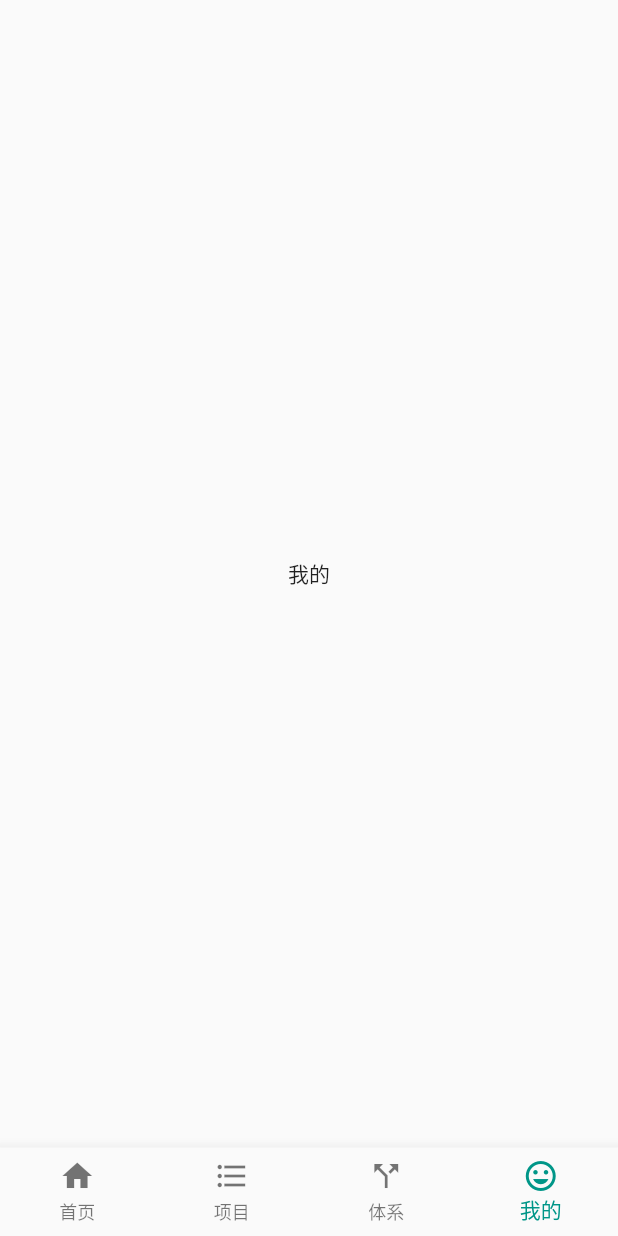
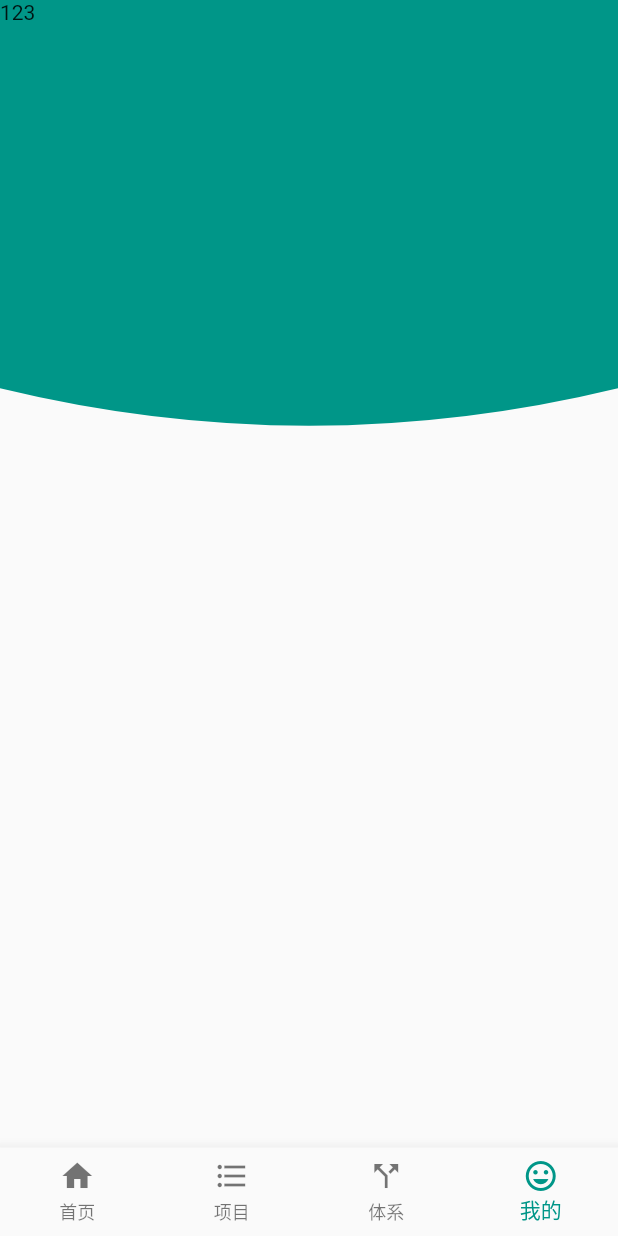
Before and after one commit to huajian123/bceet, a Flutter app: the screen it shows after launch, item 4 of the bottom bar chosen, on a phone screen of 412 x 824 dp. Run offline on Flutter 3.47's test engine with Material 2 defaults, Android fonts, the phone set to English and light mode, and no system bars; our stand-ins replace fluro, flutter_screenutil, flutter_swiper; statements that could not run were skipped.

Commit message:
添加我的页面塞贝尔曲线

```diff
--- a/lib/pages/user_page/user_page.dart
+++ b/lib/pages/user_page/user_page.dart
@@ -1,12 +1,47 @@
 import 'package:flutter/material.dart';
+import 'package:flutter_screenutil/flutter_screenutil.dart';
 
 class UserPage extends StatelessWidget {
   @override
   Widget build(BuildContext context) {
     return Scaffold(
-      body: Center(
-        child: Text('我的'),
-      ),
-    );
+        body: ClipPath(
+          // 绘制塞贝二曲线
+            clipper: BottomClipper(),
+            // 对最小宽度进行限制，限制为宽度为100%
+            child: ConstrainedBox(
+              constraints: BoxConstraints(
+                minWidth: double.infinity
+              ),
+              child: Container(
+                height: ScreenUtil().setHeight(500.0),
+                decoration: BoxDecoration(
+                  color: Theme.of(context).primaryColor,
+                ),
+                child: Text('123'),
+              ),
+            )));
   }
 }
+
+// 贝塞尔曲线绘制
+class BottomClipper extends CustomClipper<Path> {
+  @override
+  getClip(Size size) {
+    var path = Path();
+    path.lineTo(0, 0); // 第一个点
+    path.lineTo(0, size.height - 50); //第二个点
+
+    var p1 = Offset(size.width / 2, size.height);
+    var p2 = Offset(size.width, size.height - 50);
+    path.quadraticBezierTo(p1.dx, p1.dy, p2.dx, p2.dy);
+    path.lineTo(size.width, size.height - 50);
+    path.lineTo(size.width, 0);
+    return path;
+  }
+
+  @override
+  bool shouldReclip(CustomClipper oldClipper) {
+    return false;
+  }
+}
--- a/lib/provide/current_page_index.dart
+++ b/lib/provide/current_page_index.dart
@@ -6,7 +6,6 @@ class CurrentPageIndexProvider with ChangeNotifier {
   int get currentIndex => _currentIndex;
 
   set currentIndex(index) {
-    print(index);
     _currentIndex = index;
     notifyListeners();
   }
--- a/lib/provide/tap_to_top.dart
+++ b/lib/provide/tap_to_top.dart
@@ -13,23 +13,17 @@ class TapToTopModelProvider with ChangeNotifier {
   bool get showTopBtn => _showTopBtn;
 
   TapToTopModelProvider(scrollController, {double height: 200}) {
-    print(1234);
-    print(scrollController);
     _scrollController = scrollController;
     _height = height;
   }
 
   init() {
-    print(12354);
     _scrollController.addListener(() {
       if (_scrollController.offset > _height && !_showTopBtn) {
         _showTopBtn = true;
-        print(12);
-        print(_scrollController.offset);
         notifyListeners();
       } else if (_scrollController.offset < _height && _showTopBtn) {
         _showTopBtn = false;
-        print(height);
         notifyListeners();
       }
     });
--- a/lib/routers/router_handler.dart
+++ b/lib/routers/router_handler.dart
@@ -4,6 +4,5 @@ import 'package:fluro/fluro.dart';
 
 Handler homeHander = Handler(
     handlerFunc: (BuildContext context, Map<String, List<String>> params) {
-  print("ceshi");
   return HomePage();
 });
```
